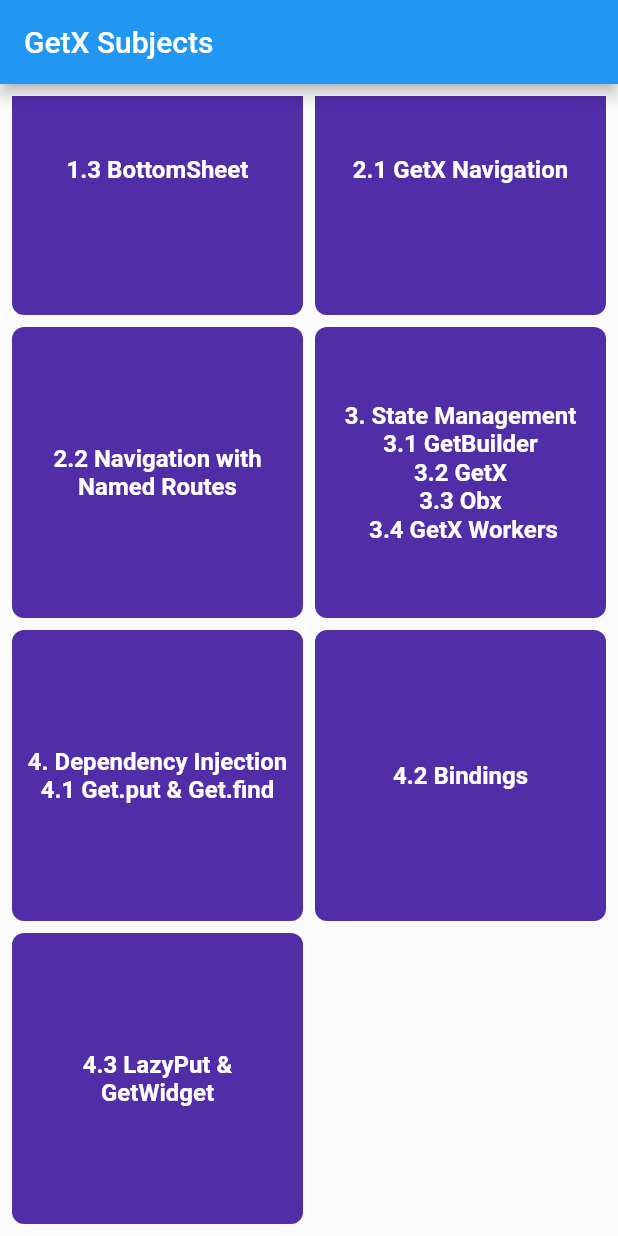
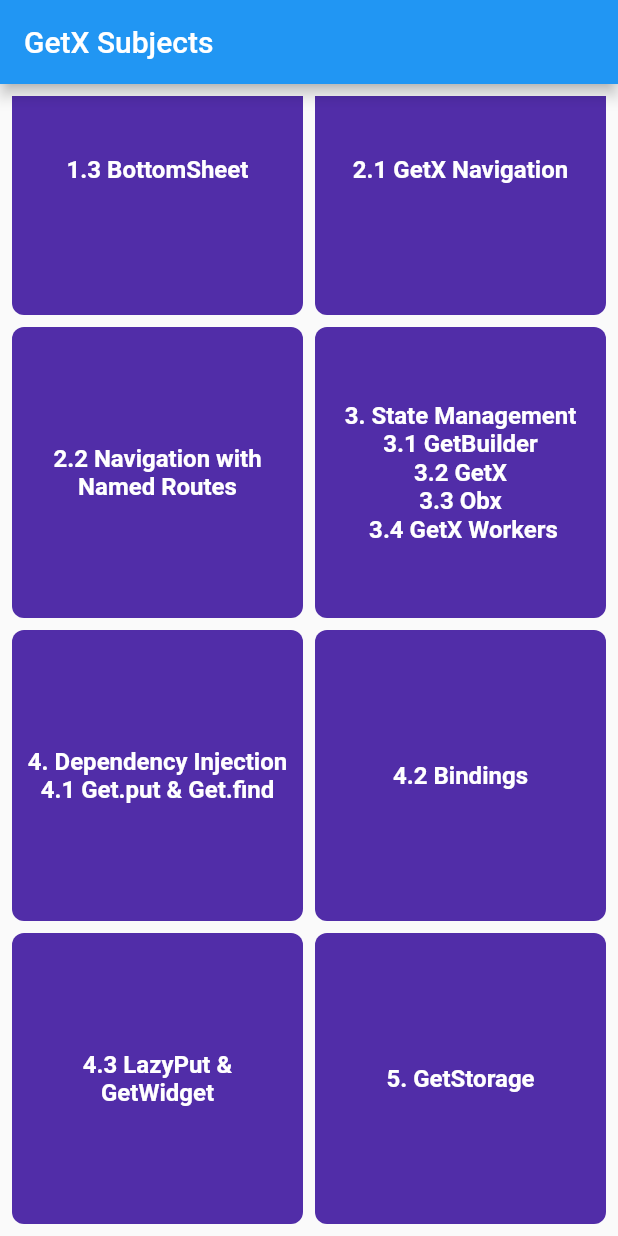
Before and after one commit to a01r066/GetXFlutter, a Flutter app: the screen it shows after launch, scrolled down 250 dp, on a phone screen of 412 x 824 dp. Run offline on Flutter 3.47's test engine with Material 2 defaults, Android fonts, the phone set to English and light mode, and no system bars; our stand-ins replace get, get_storage.

Commit message:
Working with GetStorage

```diff
--- a/lib/controllers/mainController.dart
+++ b/lib/controllers/mainController.dart
@@ -4,6 +4,8 @@ class MainController extends GetxController {
   // bool isLoggedIn = false;
   var isLoggedIn = false.obs;
   var followers = 50.obs;
+
+  var email = "".obs;
 
   // GetX Workers
   @override
@@ -33,6 +35,10 @@ class MainController extends GetxController {
     isLoggedIn.value = newStatus;
   }
 
+  updateEmail(String newEmail){
+    email.value = newEmail;
+  }
+
 // GetBuilder method
 // updateStatus(bool status){
 //   isLoggedIn = status;
--- a/lib/main.dart
+++ b/lib/main.dart
@@ -1,15 +1,18 @@
 import 'package:flutter/material.dart';
 import 'package:get/get.dart';
+import 'package:get_storage/get_storage.dart';
 import 'package:getx_demo/bindings/main_binding.dart';
 import 'package:getx_demo/pages/cart_get_widget_page.dart';
 import 'package:getx_demo/pages/cart_page.dart';
 import 'package:getx_demo/pages/dependency_page.dart';
+import 'package:getx_demo/pages/login_page.dart';
 import 'package:getx_demo/pages/navigation_page.dart';
 import 'package:getx_demo/pages/profile_page.dart';
 import 'package:getx_demo/pages/shop_page.dart';
 import 'package:getx_demo/pages/subjects_page.dart';
 
-void main() {
+void main() async {
+  await GetStorage.init();
   runApp(const MyApp());
 }
 
@@ -20,6 +23,7 @@ class MyApp extends StatelessWidget {
   @override
   Widget build(BuildContext context) {
     return GetMaterialApp(
+      smartManagement: SmartManagement.full, // full | keepFactory | onlyBuilder
       debugShowCheckedModeBanner: false,
       title: 'Flutter Demo',
       theme: ThemeData(
@@ -36,6 +40,7 @@ class MyApp extends StatelessWidget {
         GetPage(name: "/profile", page: () => Profile()),
         GetPage(name: "/dependency", page: () => DependencyPage()),
         GetPage(name: "/cart-get-widget", page: () => CartGetWidgetPage()),
+        GetPage(name: "/login", page: () => LoginPage()),
       ],
     );
   }
--- a/lib/pages/subjects_page.dart
+++ b/lib/pages/subjects_page.dart
@@ -1,10 +1,18 @@
 import 'package:flutter/material.dart';
 import 'package:get/get.dart';
+import 'package:get_storage/get_storage.dart';
 import 'package:getx_demo/controllers/mainController.dart';
 import 'package:getx_demo/pages/navigation_page.dart';
 import 'package:getx_demo/widgets/grid_item_widget.dart';
 
-class SubjectsPage extends StatelessWidget {
+class SubjectsPage extends StatefulWidget {
+  @override
+  State<SubjectsPage> createState() => _SubjectsPageState();
+}
+
+class _SubjectsPageState extends State<SubjectsPage> {
+  final storage = GetStorage();
+  //
   final snackBar = GridItemWidget(subject: "1.1 Snackbar");
   final dialog = GridItemWidget(subject: "1.2 Dialog");
   final bottomSheet = GridItemWidget(subject: "1.3 BottomSheet");
@@ -14,8 +22,10 @@ class SubjectsPage extends StatelessWidget {
   final dependencyInjection = GridItemWidget(subject: "4. Dependency Injection\n4.1 Get.put & Get.find");
   final bindings = GridItemWidget(subject: "4.2 Bindings");
   final lazyPutNGetWidget = GridItemWidget(subject: "4.3 LazyPut & GetWidget");
+  final getStorageWidget = GridItemWidget(subject: "5. GetStorage");
 
   final scaffoldKey = GlobalKey<ScaffoldState>();
+
 
   @override
   Widget build(BuildContext context) {
@@ -76,6 +86,10 @@ class SubjectsPage extends StatelessWidget {
       Get.toNamed("/cart-get-widget");
     };
 
+    getStorageWidget.tapAction = (){
+      Get.toNamed("/login");
+    };
+
     return Scaffold(
       key: scaffoldKey,
       appBar: AppBar(
@@ -97,6 +111,7 @@ class SubjectsPage extends StatelessWidget {
             dependencyInjection,
             bindings,
             lazyPutNGetWidget,
+            getStorageWidget,
           ],
         ),
       ),
--- a/pubspec.yaml
+++ b/pubspec.yaml
@@ -35,6 +35,7 @@ dependencies:
   # Use with the CupertinoIcons class for iOS style icons.
   cupertino_icons: ^1.0.2
   get: ^4.6.1
+  get_storage: ^2.0.3
 
 dev_dependencies:
   flutter_test:
```
Also changed, not shown: lib/pages/login_page.dart (added, +58 -0 lines), pubspec.lock, 6 other files.
